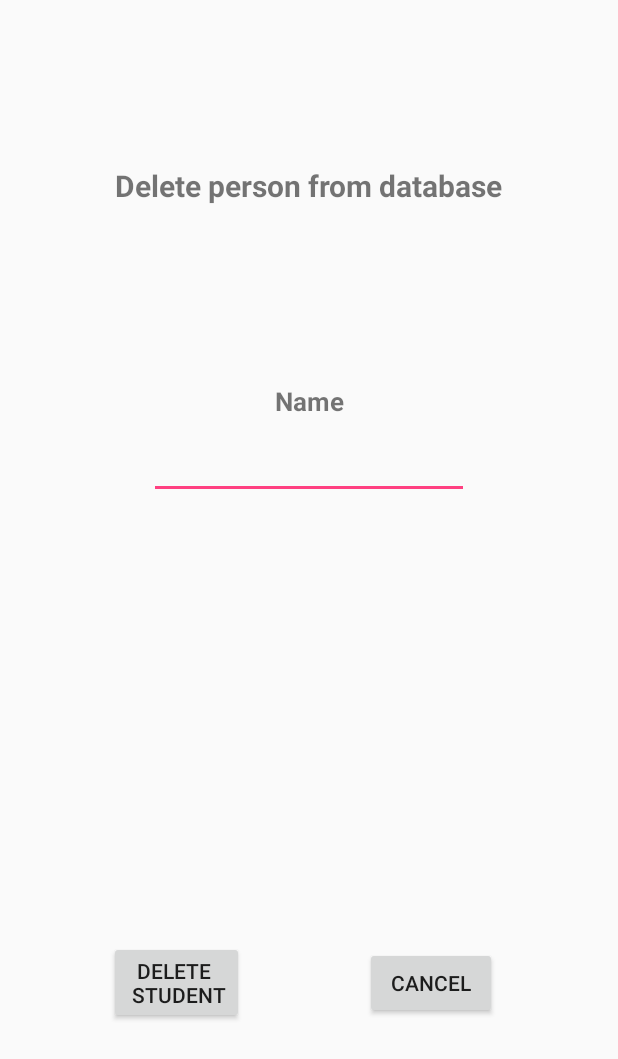
After one commit to Syndorik/TimetableTeam8, an Android app: the layout popupdel_layout.xml on its own in the app's theme, with its tools: preview values and no code run, on a phone screen of 412 x 824 dp. The commit adds this screen. Shown: the top 1059 px of the screen. Run offline under Robolectric (Android 15) with nearby library versions, the phone set to English and light mode, and no system bars.

Commit message:
Project Finished

```diff
--- a/app/src/main/java/allani/alexandre/timetable/MainActivity.java
+++ b/app/src/main/java/allani/alexandre/timetable/MainActivity.java
@@ -67,10 +67,12 @@ public class MainActivity extends AppCompatActivity {
                 user usr1 = new user("20186024", "alexall", false);
                 user usr2 = new user("20186025", "roxall", false);
                 user usr3 = new user("admin", "admin", true);
+                user usr4 = new user("aaa", "aaa", true);
 
                 db.mUserDao().insert(usr1);
                 db.mUserDao().insert(usr2);
                 db.mUserDao().insert(usr3);
+                db.mUserDao().insert(usr4);
             }
             /**/
 
--- a/app/src/main/java/allani/alexandre/timetable/createsecondController.java
+++ b/app/src/main/java/allani/alexandre/timetable/createsecondController.java
@@ -42,6 +42,7 @@ public class createsecondController extends AppCompatActivity {
     int weekday;
     String uid;
     boolean ret = false;
+    boolean pprio;
 
     boolean parse = true;
 
@@ -100,6 +101,7 @@ public class createsecondController extends AppCompatActivity {
         mstart = (TextView) findViewById(R.id.txt_startH);
         mend = (TextView) findViewById(R.id.txt_endH);
         uid = getIntent().getStringExtra("uid");
+        pprio = getIntent().getBooleanExtra("Priority",false);
         date = ""+day+"/"+month+"/"+year;
 
 
@@ -212,6 +214,7 @@ public class createsecondController extends AppCompatActivity {
                 printdb();
                 Intent myIntent = new Intent(createsecondController.this, calendarController.class);
                 myIntent.putExtra("uid",uid);
+                myIntent.putExtra("Priority",pprio);
                 startActivity(myIntent);
 
 
@@ -388,6 +391,8 @@ public class createsecondController extends AppCompatActivity {
     public void onBackPressed(){
         if(ret){
             Intent myIntent = new Intent(createsecondController.this,calendarController.class);
+            myIntent.putExtra("uid",uid);
+            myIntent.putExtra("Priority",pprio);
             startActivity(myIntent);
         }
         else{
--- a/app/src/main/java/allani/alexandre/timetable/database/AppDatabase.java
+++ b/app/src/main/java/allani/alexandre/timetable/database/AppDatabase.java
@@ -6,7 +6,7 @@ import android.arch.persistence.room.RoomDatabase;
 /**
  * Created by alexa on 31/05/2018.
  */
-@Database(entities = {user.class,Event.class,PersonalEvent.class}, version = 30)
+@Database(entities = {user.class,Event.class,PersonalEvent.class}, version = 39)
 public abstract class AppDatabase extends RoomDatabase {
     public abstract userDao mUserDao();
     public abstract EventDao mEventDao();
--- a/app/src/main/java/allani/alexandre/timetable/eventController.java
+++ b/app/src/main/java/allani/alexandre/timetable/eventController.java
@@ -89,6 +89,7 @@ public class eventController extends AppCompatActivity{
     TextView txt_loc17;
 
     Button button_event;
+    boolean priority;
 
 
 
@@ -161,6 +162,7 @@ public class eventController extends AppCompatActivity{
         day = getIntent().getIntExtra("day",0);
         weekday = getIntent().getIntExtra("weekDay",0);
         uid = getIntent().getStringExtra("uid");
+        priority = getIntent().getBooleanExtra("Priority",false);
         mdateoftoday = (TextView) findViewById(R.id.txt_dot);
         db =  Room.databaseBuilder(getApplicationContext(),AppDatabase.class,"mydb").fallbackToDestructiveMigration().build();
 
@@ -419,6 +421,7 @@ public class eventController extends AppCompatActivity{
     public void onBackPressed(){
         Intent myIntent = new Intent(eventController.this, calendarController.class);
         myIntent.putExtra("uid",uid);
+        myIntent.putExtra("Priority",priority);
         startActivity(myIntent);
     }
 
--- /dev/null
+++ b/app/src/main/res/layout/popupdel_layout.xml
@@ -0,0 +1,90 @@
+<?xml version="1.0" encoding="utf-8"?>
+<android.support.constraint.ConstraintLayout xmlns:android="http://schemas.android.com/apk/res/android"
+    xmlns:app="http://schemas.android.com/apk/res-auto"
+    xmlns:tools="http://schemas.android.com/tools"
+    android:layout_width="match_parent"
+    android:layout_height="match_parent">
+
+    <EditText
+        android:id="@+id/et_pop_del_name"
+        android:layout_width="wrap_content"
+        android:layout_height="wrap_content"
+        android:layout_marginEnd="8dp"
+        android:layout_marginStart="8dp"
+        android:layout_marginTop="8dp"
+        android:ems="10"
+        android:inputType="textPersonName"
+        app:layout_constraintEnd_toEndOf="parent"
+        app:layout_constraintStart_toStartOf="parent"
+        app:layout_constraintTop_toBottomOf="@+id/textView5" />
+
+    <TextView
+        android:id="@+id/textView5"
+        android:layout_width="wrap_content"
+        android:layout_height="wrap_content"
+        android:layout_marginEnd="8dp"
+        android:layout_marginStart="8dp"
+        android:layout_marginTop="8dp"
+        android:text="@string/et_name"
+        android:textSize="17sp"
+        android:textStyle="bold"
+        app:layout_constraintEnd_toEndOf="parent"
+        app:layout_constraintStart_toStartOf="parent"
+        app:layout_constraintTop_toTopOf="@+id/guideline33" />
+
+    <Button
+        android:id="@+id/bt_pop_del_del"
+        android:layout_width="wrap_content"
+        android:layout_height="wrap_content"
+        android:layout_marginBottom="8dp"
+        android:layout_marginTop="8dp"
+        android:text="@string/del"
+        app:layout_constraintBottom_toBottomOf="parent"
+        app:layout_constraintEnd_toStartOf="@+id/bt_pop_del_cancel"
+        app:layout_constraintStart_toStartOf="parent"
+        app:layout_constraintTop_toTopOf="@+id/guideline32" />
+
+    <Button
+        android:id="@+id/bt_pop_del_cancel"
+        android:layout_width="wrap_content"
+        android:layout_height="wrap_content"
+        android:layout_marginBottom="8dp"
+        android:layout_marginEnd="8dp"
+        android:layout_marginStart="8dp"
+        android:layout_marginTop="8dp"
+        android:text="@string/Cancel"
+        app:layout_constraintBottom_toBottomOf="parent"
+        app:layout_constraintEnd_toEndOf="parent"
+        app:layout_constraintStart_toEndOf="@+id/bt_pop_del_del"
+        app:layout_constraintTop_toTopOf="@+id/guideline32" />
+
+    <android.support.constraint.Guideline
+        android:id="@+id/guideline32"
+        android:layout_width="wrap_content"
+        android:layout_height="wrap_content"
+        android:orientation="horizontal"
+        app:layout_constraintGuide_percent="0.59" />
+
+    <android.support.constraint.Guideline
+        android:id="@+id/guideline33"
+        android:layout_width="wrap_content"
+        android:layout_height="wrap_content"
+        android:orientation="horizontal"
+        app:layout_constraintGuide_percent="0.3" />
+
+    <TextView
+        android:id="@+id/textView6"
+        android:layout_width="wrap_content"
+        android:layout_height="wrap_content"
+        android:layout_marginBottom="8dp"
+        android:layout_marginEnd="8dp"
+        android:layout_marginStart="8dp"
+        android:layout_marginTop="8dp"
+        android:text="@string/delpers"
+        android:textSize="20sp"
+        android:textStyle="bold"
+        app:layout_constraintBottom_toTopOf="@+id/guideline33"
+        app:layout_constraintEnd_toEndOf="parent"
+        app:layout_constraintStart_toStartOf="parent"
+        app:layout_constraintTop_toTopOf="parent" />
+</android.support.constraint.ConstraintLayout>
--- a/app/src/main/res/values/strings.xml
+++ b/app/src/main/res/values/strings.xml
@@ -13,7 +13,7 @@
     <string name="createv">Create an event</string>
     <string name="modify">Modify an event</string>
     <string name="add">Add student to Database</string>
-    <string name="del">Delete student</string>
+    <string name="del">Delete \n student</string>
     <string name="txt_logout">Log out</string>
 
     <string name="txt_date">Date of today</string>
@@ -65,4 +65,5 @@
     <string name="Add">Add to \n Database</string>
     <string name="Cancel">Cancel</string>
     <string name="confpass">Confirm password</string>
+    <string name="delpers">Delete person from database</string>
 </resources>
```
Also changed, not shown: app/src/main/java/allani/alexandre/timetable/calendarController.java (+129 -3 lines), app/src/main/java/allani/alexandre/timetable/createfirst.java (+7 -1 lines), app/src/main/java/allani/alexandre/timetable/modifyController.java (+16 -0 lines), app/src/main/java/allani/alexandre/timetable/modifyfirstController.java (+8 -1 lines), app/src/main/res/layout/activity_createsecond.xml (+1 -27 lines).
